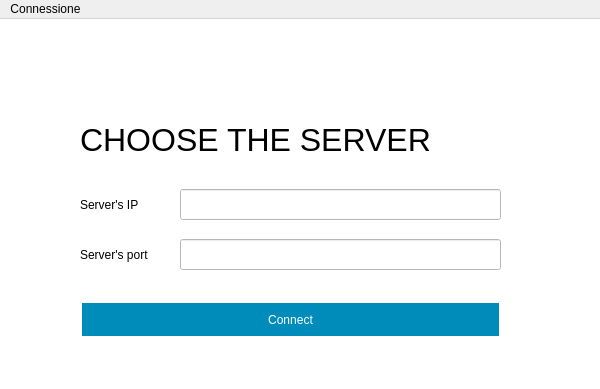
Before: the Qt Designer form client/ui/Connection/connection.ui in s267562/Live-Text-Editor, drawn with Qt 5; both pictures show x 0 to 600 and y 0 to 389 of the 600 by 600 pixel window.
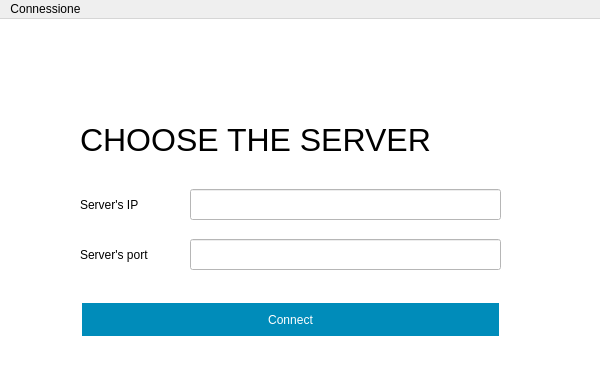
After: the same form once the commit is applied.

```diff
--- a/client/ui/Connection/connection.ui
+++ b/client/ui/Connection/connection.ui
@@ -62,7 +62,7 @@
        <rect>
         <x>10</x>
         <y>70</y>
-        <width>71</width>
+        <width>101</width>
         <height>31</height>
        </rect>
       </property>
@@ -75,7 +75,7 @@
        <rect>
         <x>10</x>
         <y>120</y>
-        <width>91</width>
+        <width>101</width>
         <height>31</height>
        </rect>
       </property>
@@ -102,9 +102,9 @@
      <widget class="QLineEdit" name="serverIP">
       <property name="geometry">
        <rect>
-        <x>110</x>
+        <x>120</x>
         <y>70</y>
-        <width>321</width>
+        <width>311</width>
         <height>31</height>
        </rect>
       </property>
@@ -112,9 +112,9 @@
      <widget class="QLineEdit" name="serverPort">
       <property name="geometry">
        <rect>
-        <x>110</x>
+        <x>120</x>
         <y>120</y>
-        <width>321</width>
+        <width>311</width>
         <height>31</height>
        </rect>
       </property>
```
Left out of the diff: 2 changed lines with no effect on the pictures.
